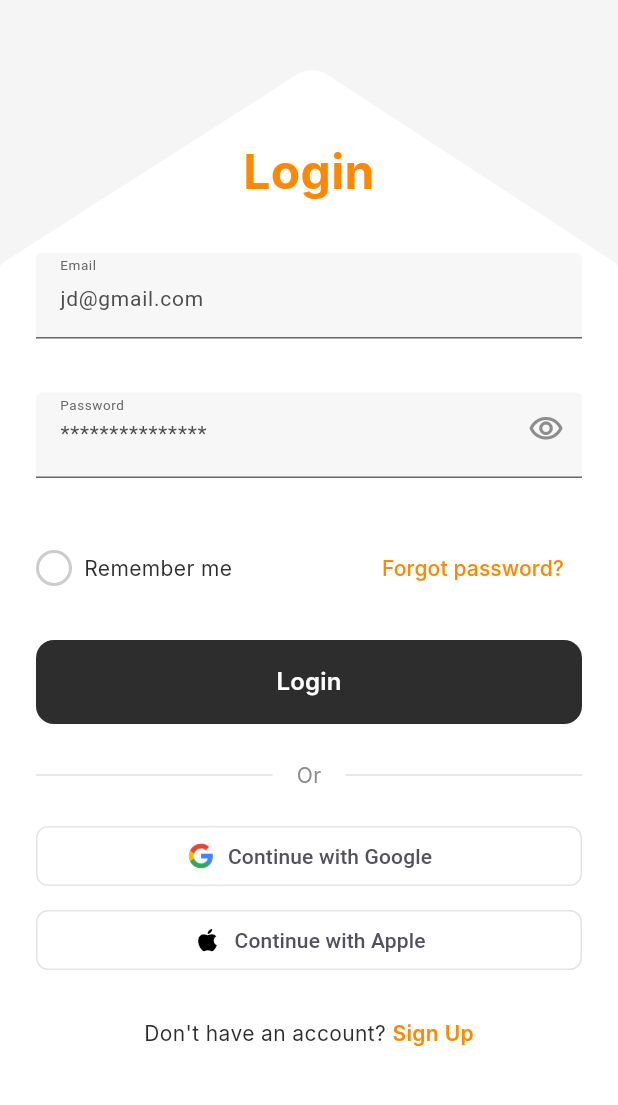
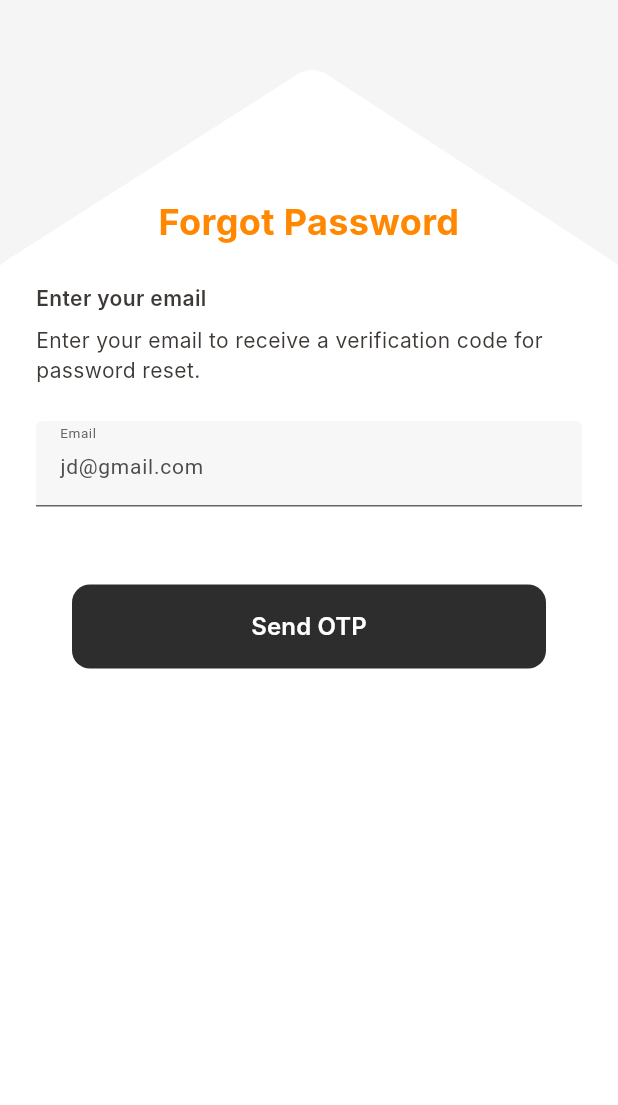
Before and after one commit to texttest37/gridPractice, a Flutter app: the _LoginScreenContent widget shown alone on an empty page, opened directly, after a tap on "Forgot password?", on a phone screen of 412 x 824 dp, the part 107-1212 px from its top. Run offline on Flutter 3.47's test engine with Material 3 defaults, Android fonts, the phone set to English and light mode, and no system bars; Roboto replaces fonts that are missing (Inter, Montserrat, Poppins).

Commit message:
forgot password screen

```diff
--- /dev/null
+++ b/app/lib/src/viewmodels/forgot_password_view_model.dart
@@ -0,0 +1,55 @@
+import 'package:flutter/material.dart';
+import 'base_view_model.dart';
+import '../views/screens/verification_screen.dart';
+
+class ForgotPasswordViewModel extends BaseViewModel {
+  // Email validation
+  String? validateEmail(String? value) {
+    if (value == null || value.isEmpty) {
+      return 'Email is required';
+    }
+
+    // Email regex pattern
+    final emailRegex = RegExp(
+      r'^[a-zA-Z0-9._%+-]+@[a-zA-Z0-9.-]+\.[a-zA-Z]{2,}$',
+    );
+
+    if (!emailRegex.hasMatch(value)) {
+      return 'Please enter a valid email';
+    }
+
+    return null;
+  }
+
+  // Send OTP for password reset
+  Future<void> sendOTP(String email, BuildContext context) async {
+    setLoading(true);
+    clearError();
+
+    try {
+      // Simulate API call
+      await Future.delayed(const Duration(seconds: 2));
+
+      // TODO: Replace with actual API call
+      // final response = await authService.sendPasswordResetOTP(email);
+
+      // For now, simulate successful OTP send
+      if (email.isNotEmpty) {
+        // Navigate to OTP verification screen
+        if (context.mounted) {
+          Navigator.of(context).push(
+            MaterialPageRoute(
+              builder: (_) => VerificationScreen(email: email),
+            ),
+          );
+        }
+      } else {
+        setError('Invalid email address');
+      }
+    } catch (e) {
+      setError('Failed to send OTP: ${e.toString()}');
+    } finally {
+      setLoading(false);
+    }
+  }
+}
--- a/app/lib/src/viewmodels/login_view_model.dart
+++ b/app/lib/src/viewmodels/login_view_model.dart
@@ -1,6 +1,7 @@
 import 'package:flutter/material.dart';
 import 'base_view_model.dart';
 import '../views/screens/home_screen.dart';
+import '../views/screens/forgot_password_screen.dart';
 
 class LoginViewModel extends BaseViewModel {
   bool _rememberMe = false;
@@ -109,9 +110,12 @@ class LoginViewModel extends BaseViewModel {
   }
 
   // Forgot password
-  void forgotPassword() {
-    // TODO: Navigate to forgot password screen
-    setError('Forgot password feature coming soon');
+  void forgotPassword(BuildContext context) {
+    Navigator.of(context).push(
+      MaterialPageRoute(
+        builder: (_) => const ForgotPasswordScreen(),
+      ),
+    );
   }
 
   // Navigate to sign up
--- /dev/null
+++ b/app/lib/src/views/screens/forgot_password_screen.dart
@@ -0,0 +1,152 @@
+import 'package:flutter/material.dart';
+import 'package:provider/provider.dart';
+import '../../viewmodels/forgot_password_view_model.dart';
+import '../../utils/constants/colors.dart';
+import '../widgets/custom_text_field.dart';
+import '../widgets/custom_button.dart';
+import '../widgets/onboarding_header.dart';
+import '../widgets/app_background.dart';
+
+class ForgotPasswordScreen extends StatelessWidget {
+  const ForgotPasswordScreen({super.key});
+
+  @override
+  Widget build(BuildContext context) {
+    return ChangeNotifierProvider(
+      create: (_) => ForgotPasswordViewModel(),
+      child: const _ForgotPasswordScreenContent(),
+    );
+  }
+}
+
+class _ForgotPasswordScreenContent extends StatefulWidget {
+  const _ForgotPasswordScreenContent();
+
+  @override
+  State<_ForgotPasswordScreenContent> createState() => _ForgotPasswordScreenContentState();
+}
+
+class _ForgotPasswordScreenContentState extends State<_ForgotPasswordScreenContent> {
+  final _formKey = GlobalKey<FormState>();
+  final _emailController = TextEditingController();
+
+  @override
+  void dispose() {
+    _emailController.dispose();
+    super.dispose();
+  }
+
+  @override
+  Widget build(BuildContext context) {
+    final viewModel = context.watch<ForgotPasswordViewModel>();
+    final size = MediaQuery.of(context).size;
+    final isSmallScreen = size.width < 600;
+    final horizontalPadding = isSmallScreen ? 24.0 : size.width * 0.1;
+
+    return AppBackground(
+      child: Container(
+        width: double.infinity,
+        padding: EdgeInsets.symmetric(horizontal: horizontalPadding),
+        child: Column(
+          mainAxisAlignment: MainAxisAlignment.start,
+          crossAxisAlignment: CrossAxisAlignment.center,
+          children: [
+            // Logo header
+            const OnboardingHeader(),
+
+            SizedBox(height: isSmallScreen ? 100 : 120),
+
+            // Forgot Password form
+            Container(
+              constraints: const BoxConstraints(maxWidth: 500),
+              child: Form(
+                key: _formKey,
+                child: Column(
+                  mainAxisAlignment: MainAxisAlignment.center,
+                  crossAxisAlignment: CrossAxisAlignment.stretch,
+                  children: [
+                    // Forgot Password Title
+                    Text(
+                      'Forgot Password',
+                      textAlign: TextAlign.center,
+                      style: TextStyle(
+                        fontSize: isSmallScreen ? 24 : 28,
+                        fontWeight: FontWeight.bold,
+                        color: AppColors.primaryOrange,
+                        fontFamily: 'Inter',
+                      ),
+                    ),
+
+                    SizedBox(height: isSmallScreen ? 24 : 32),
+
+                    // Enter your email subtitle
+                    Text(
+                      'Enter your email',
+                      textAlign: TextAlign.start,
+                      style: TextStyle(
+                        fontSize: isSmallScreen ? 14 : 16,
+                        fontWeight: FontWeight.w600,
+                        color: const Color(0xFF3D3936),
+                        fontFamily: 'Inter',
+                      ),
+                    ),
+
+                    SizedBox(height: isSmallScreen ? 8 : 12),
+
+                    // Description text
+                    Text(
+                      'Enter your email to receive a verification code for password reset.',
+                      textAlign: TextAlign.start,
+                      style: TextStyle(
+                        fontSize: isSmallScreen ? 14 : 16,
+                        fontWeight: FontWeight.normal,
+                        color: const Color(0xFF3D3936),
+                        fontFamily: 'Inter',
+                      ),
+                    ),
+
+                    SizedBox(height: isSmallScreen ? 24 : 32),
+
+                    // Email Field
+                    CustomTextField(
+                      controller: _emailController,
+                      label: 'Email',
+                      hintText: 'jd@gmail.com',
+                      keyboardType: TextInputType.emailAddress,
+                      validator: (value) => viewModel.validateEmail(value),
+                      enableSuggestions: true,
+                      autocorrect: false,
+                      textInputAction: TextInputAction.done,
+                    ),
+
+                    SizedBox(height: isSmallScreen ? 32 : 40),
+
+                    // Send OTP Button
+                    Padding(
+                      padding: const EdgeInsets.symmetric(horizontal: 24),
+                      child: CustomButton(
+                        text: 'Send OTP',
+                        onPressed: viewModel.isLoading
+                            ? null
+                            : () => _handleSendOTP(context, viewModel),
+                        isLoading: viewModel.isLoading,
+                      ),
+                    ),
+
+                    SizedBox(height: isSmallScreen ? 24 : 32),
+                  ],
+                ),
+              ),
+            ),
+          ],
+        ),
+      ),
+    );
+  }
+
+  void _handleSendOTP(BuildContext context, ForgotPasswordViewModel viewModel) {
+    if (_formKey.currentState?.validate() ?? false) {
+      viewModel.sendOTP(_emailController.text, context);
+    }
+  }
+}
--- a/app/lib/src/views/screens/login_screen.dart
+++ b/app/lib/src/views/screens/login_screen.dart
@@ -167,7 +167,7 @@ class _LoginScreenContentState extends State<_LoginScreenContent> {
                           ],
                         ),
                         TextButton(
-                          onPressed: viewModel.forgotPassword,
+                          onPressed: () => viewModel.forgotPassword(context),
                           child: Text(
                             'Forgot password?',
                             style: TextStyle(
```
Also changed, not shown: app/test_autocorrect.dart (added, +67 -0 lines).
